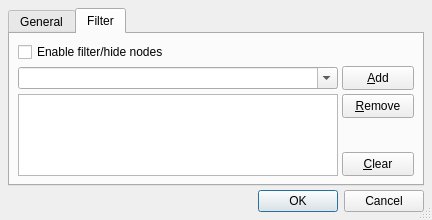
This is src/qpwgraph_options.ui in rncbc/qpwgraph as Qt 5 draws it before an edit. The edited form follows.
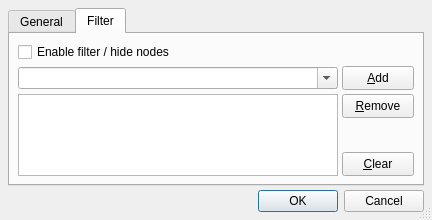
This is the edited form. The open tabs and pages were chosen to show the change. Icons and pictures are not drawn.

Commit message: - Let 'pattern' mean 'regex' on nw Graph/Options.../Filter (tool)tips.

```diff
--- a/src/qpwgraph_options.ui
+++ b/src/qpwgraph_options.ui
@@ -235,7 +235,7 @@
           <string>Whether to filter/hide nodes from the graph</string>
          </property>
          <property name="text">
-          <string>Enable filter/hide nodes</string>
+          <string>Enable filter / hide nodes</string>
          </property>
         </widget>
        </item>
```
Left out of the diff: 12 changed lines with no effect on the pictures. The commit also changes 1 other file.
